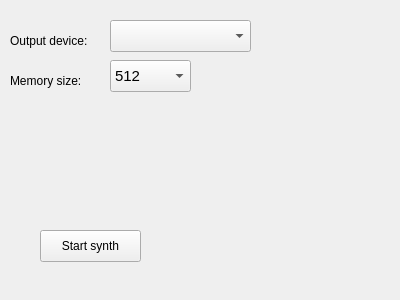
Old version of the form wavetable-synth/python/wavetable_gui.ui in the repository kj-jondell/Diabetes-Synth.
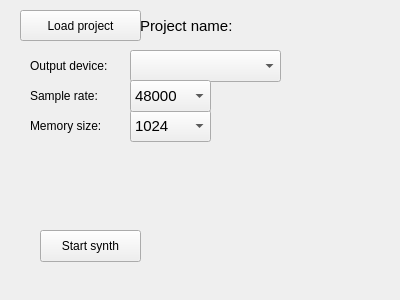
New version of the form.

What changed in the file:
```diff
--- a/wavetable-synth/python/wavetable_gui.ui
+++ b/wavetable-synth/python/wavetable_gui.ui
@@ -34,9 +34,9 @@
   <widget class="QComboBox" name="output_devices">
    <property name="geometry">
     <rect>
-     <x>110</x>
-     <y>20</y>
-     <width>141</width>
+     <x>130</x>
+     <y>50</y>
+     <width>151</width>
      <height>32</height>
     </rect>
    </property>
@@ -49,10 +49,10 @@
   <widget class="QLabel" name="label">
    <property name="geometry">
     <rect>
-     <x>10</x>
-     <y>20</y>
+     <x>30</x>
+     <y>50</y>
      <width>101</width>
-     <height>41</height>
+     <height>31</height>
     </rect>
    </property>
    <property name="text">
@@ -78,8 +78,8 @@
   <widget class="QComboBox" name="memory_size">
    <property name="geometry">
     <rect>
-     <x>110</x>
-     <y>60</y>
+     <x>130</x>
+     <y>110</y>
      <width>81</width>
      <height>32</height>
     </rect>
@@ -89,6 +89,9 @@
      <pointsize>11</pointsize>
     </font>
    </property>
+   <property name="currentIndex">
+    <number>1</number>
+   </property>
    <item>
     <property name="text">
      <string>512</string>
@@ -113,10 +116,10 @@
   <widget class="QLabel" name="label_2">
    <property name="geometry">
     <rect>
-     <x>10</x>
-     <y>60</y>
+     <x>30</x>
+     <y>110</y>
      <width>101</width>
-     <height>41</height>
+     <height>31</height>
     </rect>
    </property>
    <property name="text">
@@ -126,6 +129,97 @@
     <set>Qt::AlignLeading|Qt::AlignLeft|Qt::AlignVCenter</set>
    </property>
   </widget>
+  <widget class="QPushButton" name="load_project">
+   <property name="geometry">
+    <rect>
+     <x>20</x>
+     <y>10</y>
+     <width>121</width>
+     <height>31</height>
+    </rect>
+   </property>
+   <property name="text">
+    <string>Load project</string>
+   </property>
+  </widget>
+  <widget class="QLabel" name="project_name">
+   <property name="geometry">
+    <rect>
+     <x>140</x>
+     <y>10</y>
+     <width>251</width>
+     <height>31</height>
+    </rect>
+   </property>
+   <property name="font">
+    <font>
+     <pointsize>11</pointsize>
+    </font>
+   </property>
+   <property name="text">
+    <string>Project name: </string>
+   </property>
+   <property name="alignment">
+    <set>Qt::AlignLeading|Qt::AlignLeft|Qt::AlignVCenter</set>
+   </property>
+   <property name="wordWrap">
+    <bool>true</bool>
+   </property>
+  </widget>
+  <widget class="QLabel" name="label_3">
+   <property name="geometry">
+    <rect>
+     <x>30</x>
+     <y>80</y>
+     <width>101</width>
+     <height>31</height>
+    </rect>
+   </property>
+   <property name="text">
+    <string>Sample rate:</string>
+   </property>
+   <property name="alignment">
+    <set>Qt::AlignLeading|Qt::AlignLeft|Qt::AlignVCenter</set>
+   </property>
+  </widget>
+  <widget class="QComboBox" name="sample_rate">
+   <property name="geometry">
+    <rect>
+     <x>130</x>
+     <y>80</y>
+     <width>81</width>
+     <height>32</height>
+    </rect>
+   </property>
+   <property name="font">
+    <font>
+     <pointsize>11</pointsize>
+    </font>
+   </property>
+   <property name="currentIndex">
+    <number>1</number>
+   </property>
+   <item>
+    <property name="text">
+     <string>44100</string>
+    </property>
+   </item>
+   <item>
+    <property name="text">
+     <string>48000</string>
+    </property>
+   </item>
+   <item>
+    <property name="text">
+     <string>88200</string>
+    </property>
+   </item>
+   <item>
+    <property name="text">
+     <string>96000</string>
+    </property>
+   </item>
+  </widget>
  </widget>
  <resources/>
  <connections/>
```
